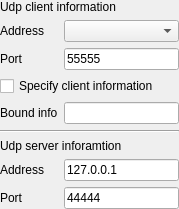
Before: the Qt Designer form src/debuggers/udp/client/SAKUdpClientController.ui in x-tools-author/x-tools, drawn with Qt 5.
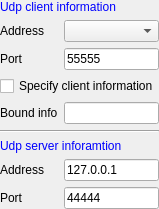
After: the same form once the commit is applied.

Commit message: style: change style

What changed in the file:
```diff
--- a/src/debuggers/udp/client/SAKUdpClientController.ui
+++ b/src/debuggers/udp/client/SAKUdpClientController.ui
@@ -6,8 +6,8 @@
    <rect>
     <x>0</x>
     <y>0</y>
-    <width>179</width>
-    <height>191</height>
+    <width>135</width>
+    <height>161</height>
    </rect>
   </property>
   <property name="windowTitle">
@@ -99,6 +99,11 @@
    </item>
    <item row="6" column="0" colspan="2">
     <widget class="QLabel" name="label_6">
+     <property name="styleSheet">
+      <string notr="true">QLabel {
+	color: blue
+}</string>
+     </property>
      <property name="text">
       <string>Udp server inforamtion</string>
      </property>
@@ -113,6 +118,11 @@
    </item>
    <item row="0" column="0" colspan="2">
     <widget class="QLabel" name="label_5">
+     <property name="styleSheet">
+      <string notr="true">QLabel {
+	color: blue
+}</string>
+     </property>
      <property name="text">
       <string>Udp client information</string>
      </property>
```
The commit also changes 7 other files.
